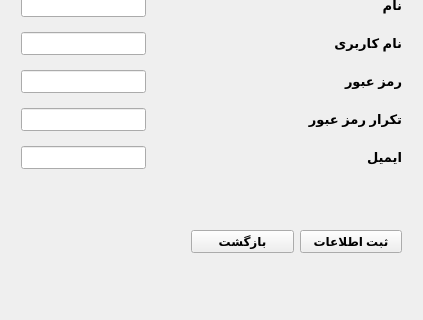
Above: SignUp.ui from Mahdi-Ghasemii/AP_Project before the change; both pictures show x 0 to 423 and y 157 to 477 of the 423 by 477 pixel window. Below: the same form after it.
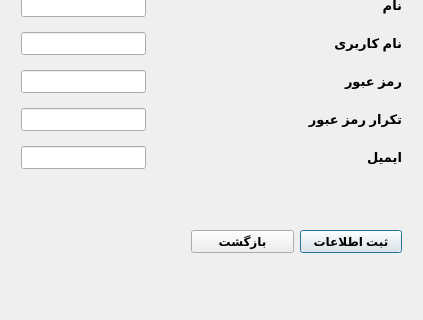
That is the form after the change.

```diff
--- a/SignUp.ui
+++ b/SignUp.ui
@@ -164,6 +164,12 @@
         <property name="text">
          <string>ثبت اطلاعات</string>
         </property>
+        <property name="autoDefault">
+         <bool>true</bool>
+        </property>
+        <property name="default">
+         <bool>true</bool>
+        </property>
        </widget>
       </item>
      </layout>
```
